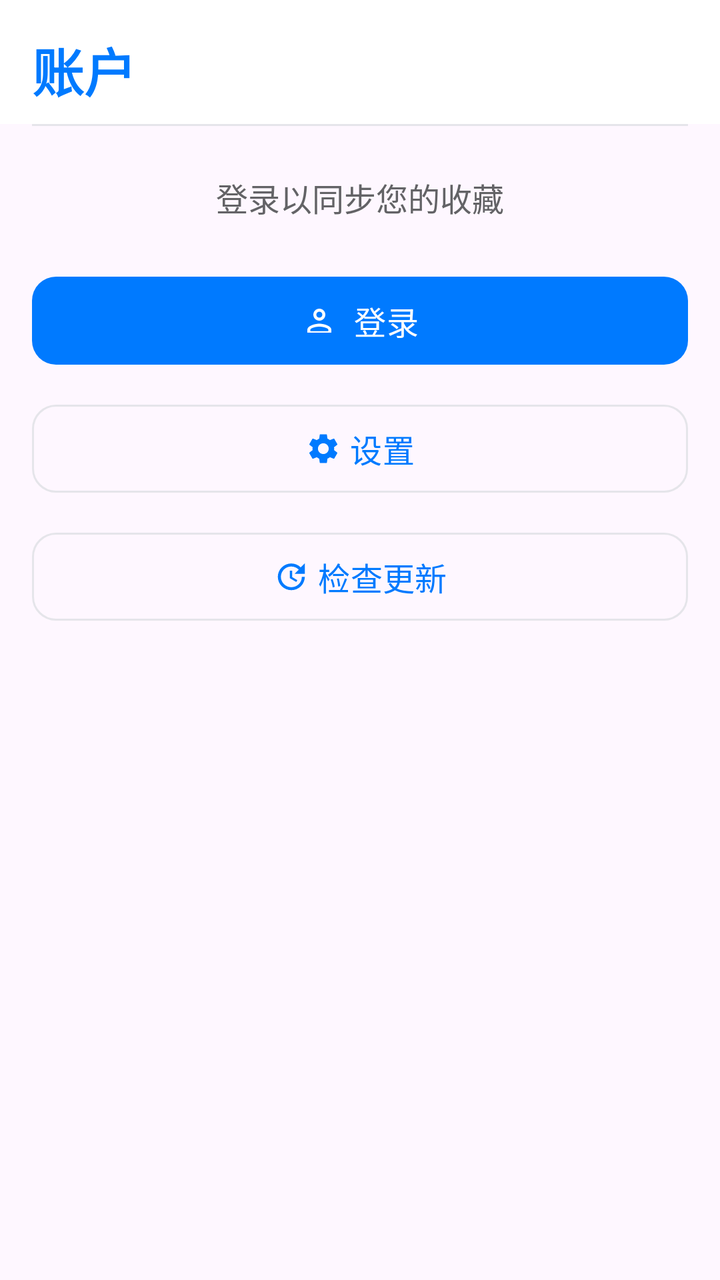
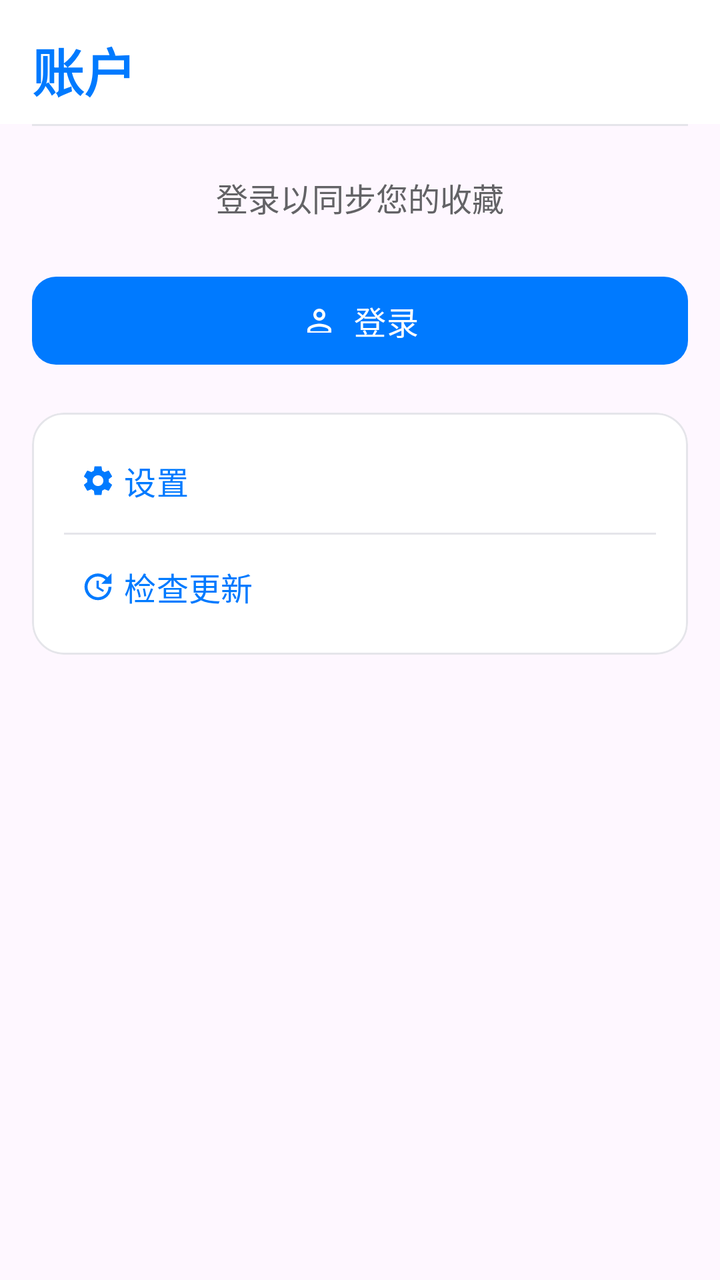

An Android layout rendered at two revisions. The XML below is the earlier revision; the diff shows what the commit changed to produce the second picture.
<!-- AndroidManifest.xml: application theme Theme.Pawchive -->
<!-- res/layout/fragment_account.xml -->
<?xml version="1.0" encoding="utf-8"?>
<androidx.constraintlayout.widget.ConstraintLayout xmlns:android="http://schemas.android.com/apk/res/android"
    xmlns:app="http://schemas.android.com/apk/res-auto"
    android:layout_width="match_parent"
    android:layout_height="match_parent"
    android:background="?android:attr/colorBackground">

    
    <LinearLayout
        android:id="@+id/header_layout"
        android:layout_width="match_parent"
        android:layout_height="wrap_content"
        android:orientation="vertical"
        android:paddingStart="16dp"
        android:paddingEnd="16dp"
        android:paddingTop="16dp"
        android:paddingBottom="8dp"
        android:background="?attr/colorSurface"
        app:layout_constraintTop_toTopOf="parent">

        <TextView
            android:id="@+id/tv_title"
            android:layout_width="wrap_content"
            android:layout_height="wrap_content"
            android:text="@string/nav_account"
            android:textSize="26sp"
            android:textStyle="bold"
            android:textColor="?attr/colorPrimary" />

    </LinearLayout>

    <View
        android:id="@+id/header_divider"
        android:layout_width="0dp"
        android:layout_height="1dp"
        android:layout_marginHorizontal="16dp"
        android:background="?attr/colorOutline"
        app:layout_constraintTop_toBottomOf="@id/header_layout"
        app:layout_constraintStart_toStartOf="parent"
        app:layout_constraintEnd_toEndOf="parent" />

    
    <LinearLayout
        android:id="@+id/layout_logged_out"
        android:layout_width="0dp"
        android:layout_height="wrap_content"
        android:orientation="vertical"
        android:paddingHorizontal="16dp"
        android:layout_marginTop="24dp"
        app:layout_constraintTop_toBottomOf="@id/header_divider"
        app:layout_constraintStart_toStartOf="parent"
        app:layout_constraintEnd_toEndOf="parent">

        <TextView
            android:layout_width="wrap_content"
            android:layout_height="wrap_content"
            android:text="@string/login_subtitle"
            android:textSize="16sp"
            android:textColor="?attr/colorTextSecondary"
            android:layout_gravity="center_horizontal"
            android:layout_marginBottom="24dp"/>

        <com.google.android.material.button.MaterialButton
            android:id="@+id/btn_login"
            android:layout_width="match_parent"
            android:layout_height="52dp"
            android:text="@string/login"
            android:textSize="16sp"
            app:cornerRadius="12dp"
            app:icon="@drawable/ic_person_outline"
            app:iconGravity="textStart"
            android:layout_marginBottom="12dp"/>

        <com.google.android.material.button.MaterialButton
            android:id="@+id/btn_settings_logged_out"
            style="@style/Widget.Material3.Button.OutlinedButton"
            android:layout_width="match_parent"
            android:layout_height="52dp"
            android:text="@string/settings"
            android:textSize="16sp"
            app:cornerRadius="12dp"
            app:icon="@drawable/ic_settings"
            app:iconGravity="textStart"
            android:layout_marginBottom="12dp"/>

        <com.google.android.material.button.MaterialButton
            android:id="@+id/btn_check_update_logged_out"
            style="@style/Widget.Material3.Button.OutlinedButton"
            android:layout_width="match_parent"
            android:layout_height="52dp"
            android:text="@string/check_for_updates"
            android:textSize="16sp"
            app:cornerRadius="12dp"
            app:icon="@drawable/ic_update"
            app:iconGravity="textStart"/>

    </LinearLayout>

    
    <LinearLayout
        android:id="@+id/layout_logged_in"
        android:layout_width="0dp"
        android:layout_height="wrap_content"
        android:orientation="vertical"
        android:visibility="gone"
        android:paddingHorizontal="16dp"
        android:layout_marginTop="24dp"
        app:layout_constraintTop_toBottomOf="@id/header_divider"
        app:layout_constraintStart_toStartOf="parent"
        app:layout_constraintEnd_toEndOf="parent">

        <com.google.android.material.card.MaterialCardView
            android:id="@+id/card_user_info"
            android:layout_width="match_parent"
            android:layout_height="wrap_content"
            app:cardCornerRadius="16dp"
            android:layout_marginBottom="24dp"
            app:cardBackgroundColor="?attr/colorPrimaryContainer"
            app:cardElevation="0dp"
            app:strokeWidth="1dp"
            app:strokeColor="?attr/colorOutline">

            <LinearLayout
                android:layout_width="match_parent"
                android:layout_height="wrap_content"
                android:orientation="horizontal"
                android:padding="20dp"
                android:gravity="center_vertical">

                <com.google.android.material.card.MaterialCardView
                    android:layout_width="56dp"
                    android:layout_height="56dp"
                    app:cardCornerRadius="28dp"
                    app:cardElevation="0dp"
                    app:cardBackgroundColor="?attr/colorPrimary"
                    android:layout_marginEnd="16dp">

                    <ImageView
                        android:id="@+id/iv_avatar"
                        android:layout_width="match_parent"
                        android:layout_height="match_parent"
                        android:src="@drawable/ic_person_outline"
                        android:padding="12dp"
                        app:tint="?attr/colorOnPrimary"/>
                </com.google.android.material.card.MaterialCardView>

                <LinearLayout
                    android:layout_width="0dp"
                    android:layout_height="wrap_content"
                    android:orientation="vertical"
                    android:layout_weight="1">

                    <TextView
                        android:id="@+id/tv_username"
                        android:layout_width="wrap_content"
                        android:layout_height="wrap_content"
                        android:text="@string/username"
                        android:textSize="20sp"
                        android:textStyle="bold"
                        android:textColor="?attr/colorOnPrimaryContainer"/>

                    <TextView
                        android:id="@+id/tv_user_status"
                        android:layout_width="wrap_content"
                        android:layout_height="wrap_content"
                        android:text="@string/logged_in"
                        android:textSize="14sp"
                        android:textColor="?attr/colorOnPrimaryContainer"
                        android:alpha="0.8"/>
                </LinearLayout>
            </LinearLayout>
        </com.google.android.material.card.MaterialCardView>

        <com.google.android.material.button.MaterialButton
            android:id="@+id/btn_settings"
            style="@style/Widget.Material3.Button.OutlinedButton"
            android:layout_width="match_parent"
            android:layout_height="52dp"
            android:text="@string/settings"
            android:textSize="16sp"
            app:cornerRadius="12dp"
            app:icon="@drawable/ic_settings"
            app:iconGravity="textStart"
            android:layout_marginBottom="12dp"/>

        <com.google.android.material.button.MaterialButton
            android:id="@+id/btn_check_update"
            style="@style/Widget.Material3.Button.OutlinedButton"
            android:layout_width="match_parent"
            android:layout_height="52dp"
            android:text="@string/check_for_updates"
            android:textSize="16sp"
            app:cornerRadius="12dp"
            app:icon="@drawable/ic_update"
            app:iconGravity="textStart"
            android:layout_marginBottom="12dp"/>

        <com.google.android.material.button.MaterialButton
            android:id="@+id/btn_logout"
            style="@style/Widget.Material3.Button.OutlinedButton"
            android:layout_width="match_parent"
            android:layout_height="52dp"
            android:text="@string/logout"
            android:textSize="16sp"
            app:cornerRadius="12dp"
            android:textColor="?attr/colorError"
            app:strokeColor="?attr/colorOutline"
            app:icon="@drawable/ic_logout"
            app:iconGravity="textStart"
            app:iconTint="?attr/colorError"/>

    </LinearLayout>

</androidx.constraintlayout.widget.ConstraintLayout>
<!-- resources referenced by this layout -->
<resources>
  <!-- drawable ic_logout (drawable) -->
  <vector xmlns:android="http://schemas.android.com/apk/res/android"
      android:width="24dp"
      android:height="24dp"
      android:viewportWidth="24"
      android:viewportHeight="24">
      <path
          android:fillColor="#000000"
          android:pathData="M17,7l-1.41,1.41L18.17,11H8v2h10.17l-2.58,2.58L17,17l5,-5zM4,5h8V3H4c-1.1,0 -2,0.9 -2,2v14c0,1.1 0.9,2 2,2h8v-2H4V5z" />
  </vector>
  <!-- drawable ic_person_outline (drawable) -->
  <vector xmlns:android="http://schemas.android.com/apk/res/android"
      android:width="24dp"
      android:height="24dp"
      android:viewportWidth="24"
      android:viewportHeight="24">
      <path
          android:fillColor="#000000"
          android:pathData="M12,12c2.21,0 4,-1.79 4,-4s-1.79,-4 -4,-4 -4,1.79 -4,4 1.79,4 4,4zM12,14c-2.67,0 -8,1.34 -8,4v2h16v-2c0,-2.66 -5.33,-4 -8,-4zM12,6c1.1,0 2,0.9 2,2s-0.9,2 -2,2 -2,-0.9 -2,-2 0.9,-2 2,-2zM12,16c2.97,0 6,1.13 6,2v1H6v-1c0,-0.87 3.03,-2 6,-2z" />
  </vector>
  <!-- drawable ic_settings (drawable) -->
  <vector xmlns:android="http://schemas.android.com/apk/res/android"
      android:width="24dp"
      android:height="24dp"
      android:viewportWidth="24"
      android:viewportHeight="24">
      <path
          android:fillColor="#000000"
          android:pathData="M19.14,12.94c0.04,-0.3 0.06,-0.61 0.06,-0.94c0,-0.32 -0.02,-0.64 -0.07,-0.94l2.03,-1.58c0.18,-0.14 0.23,-0.41 0.12,-0.61l-1.92,-3.32c-0.12,-0.22 -0.37,-0.29 -0.59,-0.22l-2.39,0.96c-0.5,-0.38 -1.03,-0.7 -1.62,-0.94L14.4,2.81c-0.04,-0.24 -0.24,-0.41 -0.48,-0.41h-3.84c-0.24,0 -0.43,0.17 -0.47,0.41L9.25,5.35C8.66,5.59 8.12,5.92 7.63,6.29L5.24,5.33c-0.22,-0.08 -0.47,0 -0.59,0.22L2.74,8.87C2.62,9.08 2.66,9.34 2.86,9.48l2.03,1.58C4.84,11.36 4.8,11.69 4.8,12s0.02,0.64 0.07,0.94l-2.03,1.58c-0.18,0.14 -0.23,0.41 -0.12,0.61l1.92,3.32c0.12,0.22 0.37,0.29 0.59,0.22l2.39,-0.96c0.5,0.38 1.03,0.7 1.62,0.94l0.36,2.54c0.05,0.24 0.24,0.41 0.48,0.41h3.84c0.24,0 0.44,-0.17 0.47,-0.41l0.36,-2.54c0.59,-0.24 1.13,-0.56 1.62,-0.94l2.39,0.96c0.22,0.08 0.47,0 0.59,-0.22l1.92,-3.32c0.12,-0.22 0.07,-0.47 -0.12,-0.61L19.14,12.94zM12,15.6c-1.98,0 -3.6,-1.62 -3.6,-3.6s1.62,-3.6 3.6,-3.6s3.6,1.62 3.6,3.6S13.98,15.6 12,15.6z" />
  </vector>
  <!-- drawable ic_update (drawable) -->
  <vector xmlns:android="http://schemas.android.com/apk/res/android"
      android:width="24dp"
      android:height="24dp"
      android:viewportWidth="24"
      android:viewportHeight="24">
      <path
          android:fillColor="#000000"
          android:pathData="M21,10.12h-6.78l2.74,-2.82c-2.73,-2.7 -7.15,-2.8 -9.88,-0.1c-2.73,2.71 -2.73,7.08 0,9.79s7.15,2.71 9.88,0C18.32,15.65 19,14.08 19,12.1h2c0,1.98 -0.88,4.55 -2.64,6.29c-3.51,3.48 -9.21,3.48 -12.72,0c-3.5,-3.47 -3.53,-9.11 -0.02,-12.58s9.14,-3.47 12.65,0L21,3V10.12zM12.5,8v4.25l3.5,2.08l-0.72,1.21L11,13V8H12.5z" />
  </vector>
  <string name="check_for_updates">检查更新</string>
  <string name="logged_in">已登录</string>
  <string name="login">登录</string>
  <string name="login_subtitle">登录以同步您的收藏</string>
  <string name="logout">登出</string>
  <string name="nav_account">账户</string>
  <string name="settings">设置</string>
  <string name="username">用户名</string>
  <color name="white">#FFFFFFFF</color>
  <color name="card_light">#FFFFFF</color>
  <color name="text_primary_light">#1C1C1E</color>
  <color name="bg_light">#F2F2F7</color>
  <color name="text_secondary_light">#636366</color>
  <color name="divider_light">#E5E5EA</color>
  <color name="text_muted_light">#8E8E93</color>
  <color name="primary">#8A2BE2</color>
  <!-- unchanged entries left out for length: 1 -->
</resources>

<!-- the commit's change to res/layout/fragment_account.xml (unified diff, before → after) -->
@@ -71,28 +71,57 @@
             app:iconGravity="textStart"
             android:layout_marginBottom="12dp"/>
 
-        <com.google.android.material.button.MaterialButton
-            android:id="@+id/btn_settings_logged_out"
-            style="@style/Widget.Material3.Button.OutlinedButton"
-            android:layout_width="match_parent"
-            android:layout_height="52dp"
-            android:text="@string/settings"
-            android:textSize="16sp"
-            app:cornerRadius="12dp"
-            app:icon="@drawable/ic_settings"
-            app:iconGravity="textStart"
-            android:layout_marginBottom="12dp"/>
-
-        <com.google.android.material.button.MaterialButton
-            android:id="@+id/btn_check_update_logged_out"
-            style="@style/Widget.Material3.Button.OutlinedButton"
-            android:layout_width="match_parent"
-            android:layout_height="52dp"
-            android:text="@string/check_for_updates"
-            android:textSize="16sp"
-            app:cornerRadius="12dp"
-            app:icon="@drawable/ic_update"
-            app:iconGravity="textStart"/>
+        <com.google.android.material.card.MaterialCardView
+            android:layout_width="match_parent"
+            android:layout_height="wrap_content"
+            app:cardCornerRadius="16dp"
+            app:cardElevation="0dp"
+            app:cardBackgroundColor="?attr/colorSurface"
+            app:strokeWidth="1dp"
+            app:strokeColor="?attr/colorOutline"
+            android:layout_marginTop="8dp">
+
+            <LinearLayout
+                android:layout_width="match_parent"
+                android:layout_height="wrap_content"
+                android:orientation="vertical"
+                android:padding="8dp">
+
+                <com.google.android.material.button.MaterialButton
+                    android:id="@+id/btn_settings_logged_out"
+                    style="@style/Widget.Material3.Button.TextButton"
+                    android:layout_width="match_parent"
+                    android:layout_height="52dp"
+                    android:text="@string/settings"
+                    android:textSize="16sp"
+                    app:cornerRadius="12dp"
+                    app:icon="@drawable/ic_settings"
+                    app:iconGravity="textStart"
+                    android:gravity="start|center_vertical"
+                    android:paddingHorizontal="16dp" />
+
+                <View
+                    android:layout_width="match_parent"
+                    android:layout_height="1dp"
+                    android:layout_marginHorizontal="8dp"
+                    android:background="?attr/colorOutlineVariant" />
+
+                <com.google.android.material.button.MaterialButton
+                    android:id="@+id/btn_check_update_logged_out"
+                    style="@style/Widget.Material3.Button.TextButton"
+                    android:layout_width="match_parent"
+                    android:layout_height="52dp"
+                    android:text="@string/check_for_updates"
+                    android:textSize="16sp"
+                    app:cornerRadius="12dp"
+                    app:icon="@drawable/ic_update"
+                    app:iconGravity="textStart"
+                    android:gravity="start|center_vertical"
+                    android:paddingHorizontal="16dp" />
+
+            </LinearLayout>
+
+        </com.google.android.material.card.MaterialCardView>
 
     </LinearLayout>
 
@@ -114,7 +143,6 @@
             android:layout_width="match_parent"
             android:layout_height="wrap_content"
             app:cardCornerRadius="16dp"
-            android:layout_marginBottom="24dp"
             app:cardBackgroundColor="?attr/colorPrimaryContainer"
             app:cardElevation="0dp"
             app:strokeWidth="1dp"
@@ -127,22 +155,22 @@
                 android:padding="20dp"
                 android:gravity="center_vertical">
 
-                <com.google.android.material.card.MaterialCardView
+                <com.google.android.material.imageview.ShapeableImageView
                     android:layout_width="56dp"
                     android:layout_height="56dp"
-                    app:cardCornerRadius="28dp"
-                    app:cardElevation="0dp"
-                    app:cardBackgroundColor="?attr/colorPrimary"
-                    android:layout_marginEnd="16dp">
-
-                    <ImageView
-                        android:id="@+id/iv_avatar"
-                        android:layout_width="match_parent"
-                        android:layout_height="match_parent"
-                        android:src="@drawable/ic_person_outline"
-                        android:padding="12dp"
-                        app:tint="?attr/colorOnPrimary"/>
-                </com.google.android.material.card.MaterialCardView>
+                    app:shapeAppearanceOverlay="@style/ShapeAppearance.Material3.Corner.Full"
+                    android:background="?attr/colorPrimary"
+                    android:layout_marginEnd="16dp" />
+
+                <ImageView
+                    android:id="@+id/iv_avatar"
+                    android:layout_width="56dp"
+                    android:layout_height="56dp"
+                    android:src="@drawable/ic_person_outline"
+                    android:padding="12dp"
+                    app:tint="?attr/colorOnPrimary"
+                    android:layout_marginStart="-72dp"
+                    android:layout_marginEnd="16dp" />
 
                 <LinearLayout
                     android:layout_width="0dp"
@@ -171,43 +199,78 @@
             </LinearLayout>
         </com.google.android.material.card.MaterialCardView>
 
-        <com.google.android.material.button.MaterialButton
-            android:id="@+id/btn_settings"
-            style="@style/Widget.Material3.Button.OutlinedButton"
-            android:layout_width="match_parent"
-            android:layout_height="52dp"
-            android:text="@string/settings"
-            android:textSize="16sp"
-            app:cornerRadius="12dp"
-            app:icon="@drawable/ic_settings"
-            app:iconGravity="textStart"
-            android:layout_marginBottom="12dp"/>
-
-        <com.google.android.material.button.MaterialButton
-            android:id="@+id/btn_check_update"
-            style="@style/Widget.Material3.Button.OutlinedButton"
-            android:layout_width="match_parent"
-            android:layout_height="52dp"
-            android:text="@string/check_for_updates"
-            android:textSize="16sp"
-            app:cornerRadius="12dp"
-            app:icon="@drawable/ic_update"
-            app:iconGravity="textStart"
-            android:layout_marginBottom="12dp"/>
-
-        <com.google.android.material.button.MaterialButton
-            android:id="@+id/btn_logout"
-            style="@style/Widget.Material3.Button.OutlinedButton"
-            android:layout_width="match_parent"
-            android:layout_height="52dp"
-            android:text="@string/logout"
-            android:textSize="16sp"
-            app:cornerRadius="12dp"
-            android:textColor="?attr/colorError"
+        <com.google.android.material.card.MaterialCardView
+            android:layout_width="match_parent"
+            android:layout_height="wrap_content"
+            app:cardCornerRadius="16dp"
+            app:cardElevation="0dp"
+            app:cardBackgroundColor="?attr/colorSurface"
+            app:strokeWidth="1dp"
             app:strokeColor="?attr/colorOutline"
-            app:icon="@drawable/ic_logout"
-            app:iconGravity="textStart"
-            app:iconTint="?attr/colorError"/>
+            android:layout_marginTop="24dp">
+
+            <LinearLayout
+                android:layout_width="match_parent"
+                android:layout_height="wrap_content"
+                android:orientation="vertical"
+                android:padding="8dp">
+
+                <com.google.android.material.button.MaterialButton
+                    android:id="@+id/btn_settings"
+                    style="@style/Widget.Material3.Button.TextButton"
+                    android:layout_width="match_parent"
+                    android:layout_height="52dp"
+                    android:text="@string/settings"
+                    android:textSize="16sp"
+                    app:cornerRadius="12dp"
+                    app:icon="@drawable/ic_settings"
+                    app:iconGravity="textStart"
+                    android:gravity="start|center_vertical"
+                    android:paddingHorizontal="16dp" />
+
+                <View
+                    android:layout_width="match_parent"
+                    android:layout_height="1dp"
+                    android:layout_marginHorizontal="8dp"
+                    android:background="?attr/colorOutlineVariant" />
+
+                <com.google.android.material.button.MaterialButton
+                    android:id="@+id/btn_check_update"
+                    style="@style/Widget.Material3.Button.TextButton"
+                    android:layout_width="match_parent"
+                    android:layout_height="52dp"
+                    android:text="@string/check_for_updates"
+                    android:textSize="16sp"
+                    app:cornerRadius="12dp"
+                    app:icon="@drawable/ic_update"
+                    app:iconGravity="textStart"
+                    android:gravity="start|center_vertical"
+                    android:paddingHorizontal="16dp" />
+
+                <View
+                    android:layout_width="match_parent"
+                    android:layout_height="1dp"
+                    android:layout_marginHorizontal="8dp"
+                    android:background="?attr/colorOutlineVariant" />
+
+                <com.google.android.material.button.MaterialButton
+                    android:id="@+id/btn_logout"
+                    style="@style/Widget.Material3.Button.TextButton"
+                    android:layout_width="match_parent"
+                    android:layout_height="52dp"
+                    android:text="@string/logout"
+                    android:textSize="16sp"
+                    android:textColor="?attr/colorError"
+                    app:cornerRadius="12dp"
+                    app:icon="@drawable/ic_logout"
+                    app:iconGravity="textStart"
+                    app:iconTint="?attr/colorError"
+                    android:gravity="start|center_vertical"
+                    android:paddingHorizontal="16dp" />
+
+            </LinearLayout>
+
+        </com.google.android.material.card.MaterialCardView>
 
     </LinearLayout>
 
